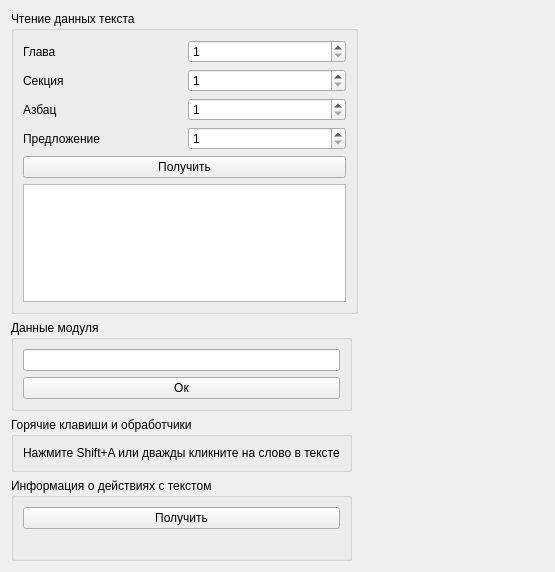
eltimen/seviz, file seviz/modules/EngineTest/enginetestwidget.ui: the form before one commit.
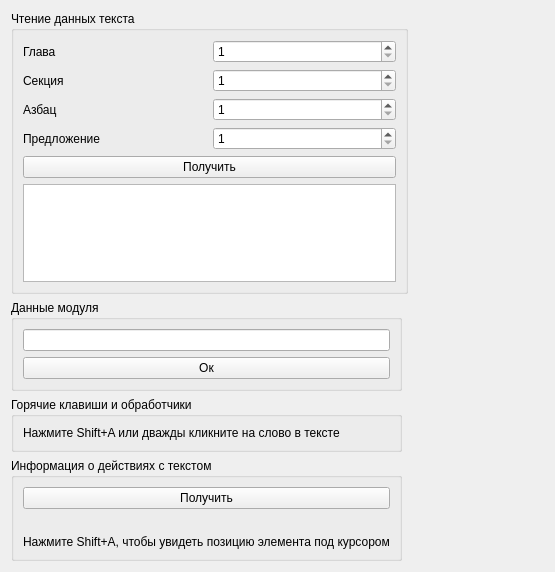
The form after the commit.

Diff of the .ui file:
```diff
--- a/seviz/modules/EngineTest/enginetestwidget.ui
+++ b/seviz/modules/EngineTest/enginetestwidget.ui
@@ -194,6 +194,13 @@
         </property>
        </widget>
       </item>
+      <item>
+       <widget class="QLabel" name="label_6">
+        <property name="text">
+         <string>Нажмите Shift+A, чтобы увидеть позицию элемента под курсором</string>
+        </property>
+       </widget>
+      </item>
      </layout>
     </widget>
    </item>
```
